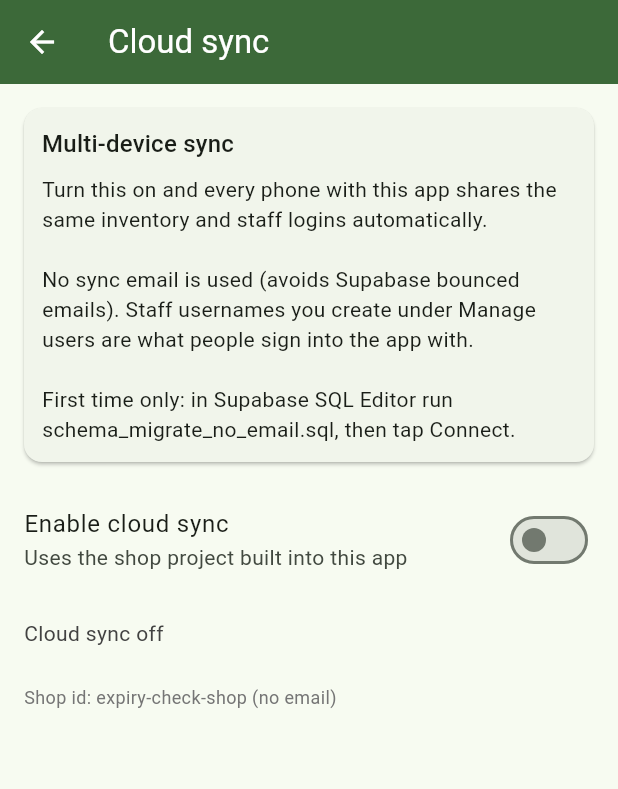
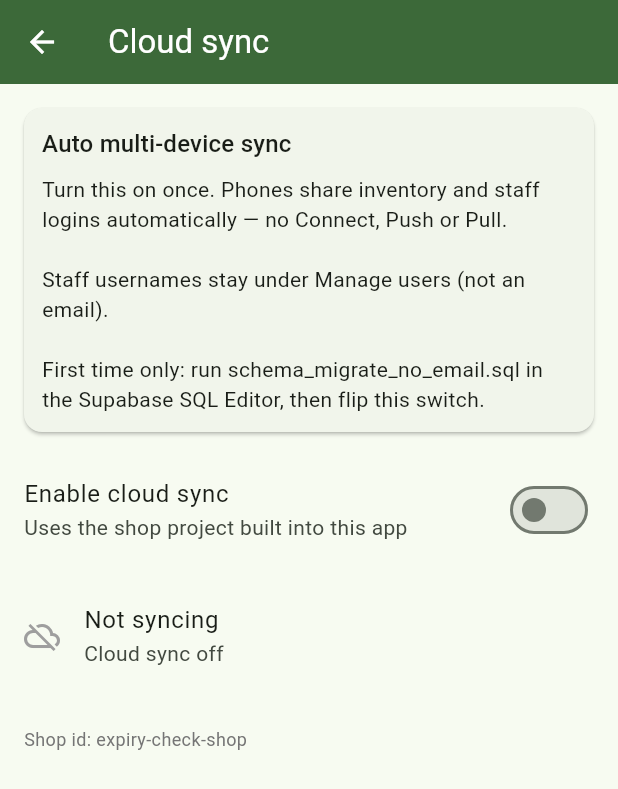
Before and after one commit to rizbismii/Expiry-Check, a Flutter app: the CloudSyncScreen screen opened directly, on a phone screen of 412 x 824 dp. Shown: the top 789 px of the screen. Run offline on Flutter 3.47's test engine with Material 3 defaults, Android fonts, the phone set to English and light mode, and no system bars; our stand-ins replace file_picker, flutter_local_notifications, flutter_timezone, image_cropper, image_picker, share_plus and 5 more; missing offline and left inert: excel, google_mlkit_barcode_scanning, google_mlkit_text_recognition; accounts and stored records are empty.

Commit message:
Make cloud sync fully automatic — remove Connect/Push/Pull UI
Toggle on connects and keeps phones in sync via realtime + write hooks.

Co-authored-by: rizbismii <rizbismii@users.noreply.github.com>

```diff
--- a/lib/screens/cloud_sync_screen.dart
+++ b/lib/screens/cloud_sync_screen.dart
@@ -5,8 +5,7 @@ import 'package:flutter/material.dart';
 import '../config/supabase_config.dart';
 import '../services/sync_service.dart';
 
-/// Simple on/off cloud sync. Project URL + anon key are built into the app.
-/// No Supabase Auth email — staff users stay under Manage users.
+/// One-switch cloud sync. Connecting, push and pull are automatic.
 class CloudSyncScreen extends StatefulWidget {
   const CloudSyncScreen({super.key});
 
@@ -19,6 +18,7 @@ class _CloudSyncScreenState extends State<CloudSyncScreen> {
   bool _busy = false;
   bool _canConnect = false;
   String _status = '';
+  String? _lastError;
   StreamSubscription<String>? _statusSub;
 
   @override
@@ -26,7 +26,17 @@ class _CloudSyncScreenState extends State<CloudSyncScreen> {
     super.initState();
     _load();
     _statusSub = SyncService.instance.statusStream.listen((msg) {
-      if (mounted) setState(() => _status = msg);
+      if (!mounted) return;
+      setState(() {
+        _status = msg;
+        if (msg.toLowerCase().contains('fail') ||
+            msg.toLowerCase().contains('error')) {
+          _lastError = msg;
+        } else if (msg.toLowerCase().contains('live sync on') ||
+            msg.toLowerCase().contains('listening')) {
+          _lastError = null;
+        }
+      });
     });
   }
 
@@ -38,21 +48,27 @@ class _CloudSyncScreenState extends State<CloudSyncScreen> {
       _enabled = enabled;
       _canConnect = canConnect;
       if (SyncService.instance.isSignedIn) {
-        _status = 'Live sync on';
+        _status = 'Auto sync is on';
+        _lastError = null;
       } else if (enabled) {
-        _status = 'Enabled — connecting…';
+        _status = 'Turning sync on…';
       } else {
         _status = 'Cloud sync off';
       }
     });
   }
 
-  Future<void> _run(Future<void> Function() action) async {
-    setState(() => _busy = true);
+  Future<void> _toggle(bool value) async {
+    setState(() {
+      _busy = true;
+      _lastError = null;
+    });
     try {
-      await action();
+      await SyncService.instance.setEnabled(value);
+      if (mounted) setState(() => _enabled = value);
     } catch (e) {
       if (mounted) {
+        setState(() => _lastError = '$e');
         ScaffoldMessenger.of(context)
           ..hideCurrentSnackBar()
           ..showSnackBar(SnackBar(content: Text('$e')));
@@ -65,18 +81,6 @@ class _CloudSyncScreenState extends State<CloudSyncScreen> {
     }
   }
 
-  Future<void> _toggle(bool value) => _run(() async {
-        await SyncService.instance.setEnabled(value);
-        setState(() => _enabled = value);
-      });
-
-  Future<void> _reconnect() =>
-      _run(() => SyncService.instance.connectAndSync());
-
-  Future<void> _push() => _run(() => SyncService.instance.pushAll());
-
-  Future<void> _pull() => _run(() => SyncService.instance.pullAll());
-
   @override
   void dispose() {
     _statusSub?.cancel();
@@ -85,7 +89,7 @@ class _CloudSyncScreenState extends State<CloudSyncScreen> {
 
   @override
   Widget build(BuildContext context) {
-    final signedIn = SyncService.instance.isSignedIn;
+    final live = SyncService.instance.isSignedIn;
     final ready = _canConnect || SyncService.instance.hasBuiltInConfig;
     return Scaffold(
       appBar: AppBar(title: const Text('Cloud sync')),
@@ -99,17 +103,15 @@ class _CloudSyncScreenState extends State<CloudSyncScreen> {
               child: Column(
                 crossAxisAlignment: CrossAxisAlignment.start,
                 children: [
-                  Text('Multi-device sync',
+                  Text('Auto multi-device sync',
                       style: Theme.of(context).textTheme.titleMedium),
                   const SizedBox(height: 8),
                   const Text(
-                    'Turn this on and every phone with this app shares the '
-                    'same inventory and staff logins automatically.\n\n'
-                    'No sync email is used (avoids Supabase bounced emails). '
-                    'Staff usernames you create under Manage users are what '
-                    'people sign into the app with.\n\n'
-                    'First time only: in Supabase SQL Editor run '
-                    'schema_migrate_no_email.sql, then tap Connect.',
+                    'Turn this on once. Phones share inventory and staff '
+                    'logins automatically — no Connect, Push or Pull.\n\n'
+                    'Staff usernames stay under Manage users (not an email).\n\n'
+                    'First time only: run schema_migrate_no_email.sql in the '
+                    'Supabase SQL Editor, then flip this switch.',
                     style: TextStyle(height: 1.4),
                   ),
                 ],
@@ -136,63 +138,53 @@ class _CloudSyncScreenState extends State<CloudSyncScreen> {
             title: const Text('Enable cloud sync'),
             subtitle: Text(
               ready
-                  ? 'Uses the shop project built into this app'
+                  ? (live
+                      ? 'Live — changes sync automatically'
+                      : 'Uses the shop project built into this app')
                   : 'Waiting for built-in project settings',
             ),
             value: _enabled,
             onChanged: (_busy || !ready) ? null : _toggle,
           ),
-          if (_enabled) ...[
-            const SizedBox(height: 8),
+          if (_busy) ...[
+            const SizedBox(height: 12),
+            const LinearProgressIndicator(),
+          ],
+          const SizedBox(height: 12),
           ListTile(
             contentPadding: EdgeInsets.zero,
             leading: Icon(
-                signedIn ? Icons.cloud_done : Icons.cloud_off,
-                color: signedIn ? Colors.green : Colors.grey,
+              live ? Icons.cloud_done : Icons.cloud_off,
+              color: live ? Colors.green : Colors.grey,
             ),
-              title: Text(signedIn ? 'Connected' : 'Not connected'),
+            title: Text(live ? 'Auto sync on' : 'Not syncing'),
             subtitle: Text(
-                signedIn
-                    ? 'Phones will stay in sync while online'
-                    : (_status.isNotEmpty ? _status : 'Tap Connect'),
+              live
+                  ? 'Adds, edits and deletes sync live across phones'
+                  : (_status.isNotEmpty ? _status : 'Turn the switch on'),
             ),
           ),
+          if (_lastError != null) ...[
             const SizedBox(height: 8),
-            FilledButton.icon(
-              onPressed: _busy ? null : _reconnect,
-              icon: const Icon(Icons.sync),
-              label: Text(signedIn ? 'Sync now' : 'Connect'),
+            Card(
+              margin: EdgeInsets.zero,
+              color: Colors.red.shade50,
+              child: Padding(
+                padding: const EdgeInsets.all(12),
+                child: Text(
+                  _lastError!,
+                  style: TextStyle(color: Colors.red.shade900, height: 1.35),
                 ),
-            if (signedIn) ...[
-              const SizedBox(height: 12),
-              Row(
-                children: [
-                  Expanded(
-                    child: OutlinedButton.icon(
-                      onPressed: _busy ? null : _pull,
-                      icon: const Icon(Icons.cloud_download),
-                      label: const Text('Pull'),
-                    ),
-                  ),
-                  const SizedBox(width: 8),
-                  Expanded(
-                    child: OutlinedButton.icon(
-                      onPressed: _busy ? null : _push,
-                      icon: const Icon(Icons.cloud_upload),
-                      label: const Text('Push'),
               ),
             ),
           ],
-              ),
-            ],
-          ],
-          if (_status.isNotEmpty) ...[
+          if (_status.isNotEmpty && live) ...[
             const SizedBox(height: 16),
             Text(_status, style: TextStyle(color: Colors.grey.shade800)),
           ],
           const SizedBox(height: 24),
           Text(
-            'Shop id: ${SupabaseConfig.shopId} (no email)',
+            'Shop id: ${SupabaseConfig.shopId}',
             style: TextStyle(color: Colors.grey.shade600, fontSize: 12),
           ),
         ],
--- a/lib/screens/home_screen.dart
+++ b/lib/screens/home_screen.dart
@@ -59,7 +59,10 @@ class _HomeScreenState extends State<HomeScreen> {
     });
     NotificationService.instance.requestPermissions();
     _syncSub = SyncService.instance.statusStream.listen((msg) {
-      if (msg.contains('Synced') || msg.contains('Pulled')) {
+      if (msg.contains('Synced') ||
+          msg.contains('Pulled') ||
+          msg.contains('Pushed') ||
+          msg.contains('Live sync')) {
         _load();
       }
     });
--- a/lib/screens/settings_screen.dart
+++ b/lib/screens/settings_screen.dart
@@ -462,8 +462,8 @@ class _SettingsScreenState extends State<SettingsScreen> {
                     leading: const Icon(Icons.sync),
                     title: const Text('Cloud sync'),
                     subtitle: Text(SyncService.instance.isSignedIn
-                        ? 'On — phones share inventory live'
-                        : 'One switch — no email to type on the phone'),
+                        ? 'Auto sync on'
+                        : 'One switch — changes sync automatically'),
                     trailing: const Icon(Icons.chevron_right),
                     onTap: () async {
                       await Navigator.of(context).push(
--- a/lib/services/sync_service.dart
+++ b/lib/services/sync_service.dart
@@ -128,8 +128,8 @@ class SyncService {
     } catch (e) {
       throw Exception(
         'Could not reach the shop sync tables. In Supabase SQL Editor run '
-        'supabase/schema_migrate_no_email.sql (or schema.sql on a fresh '
-        'project), then tap Connect again.\n\nDetails: $e',
+        'schema_migrate_no_email.sql once, then turn Cloud sync off and on '
+        'again.\n\nDetails: $e',
       );
     }
 
```
Lines whose indentation alone changed are shown as unchanged.
